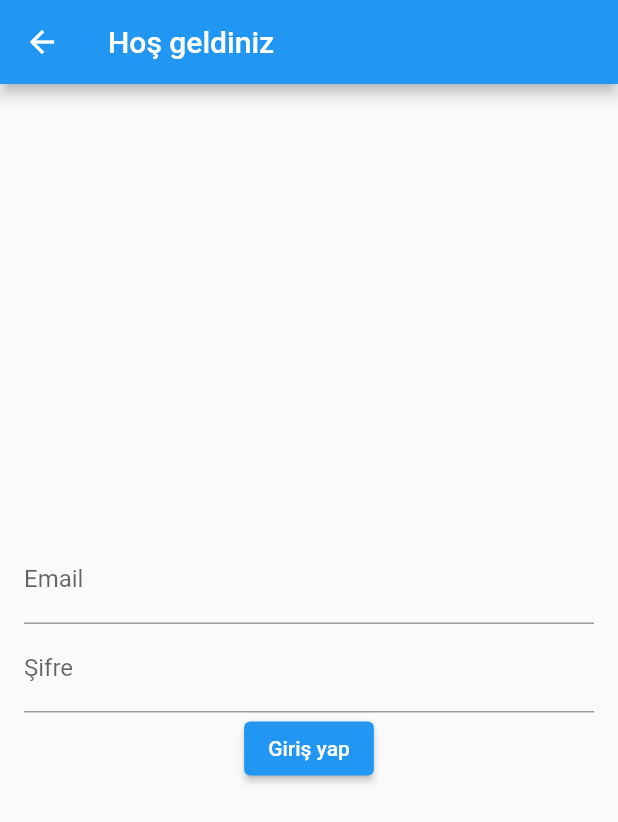
After one commit to ademclk/ceyehat-app, a Flutter app: the screen it shows after launch, after a tap on "Hoş geldiniz", on a phone screen of 412 x 824 dp. The commit adds this screen. Shown: the top 822 px of the screen. Run offline on Flutter 3.47's test engine with Material 2 defaults, Android fonts, the phone set to English and light mode, and no system bars; our stand-ins replace dartz, dio, flutter_riverpod; network calls fail.

Commit message:
Architecture folders and files

```diff
--- /dev/null
+++ b/lib/core/extensions/context_extension.dart
@@ -0,0 +1,5 @@
+import 'package:flutter/material.dart';
+
+extension ContextExtension on BuildContext{
+  Future<T?> push<T>(Widget widget) => Navigator.of(this).push<T>(MaterialPageRoute(builder:(context) => widget));
+}
--- a/lib/presentation/app.dart
+++ b/lib/presentation/app.dart
@@ -1,3 +1,4 @@
+import 'package:ceyehat_app/presentation/screens/auth/view/welcome_view.dart';
 import 'package:ceyehat_app/presentation/screens/navigation/view/navigation_view.dart';
 import 'package:flutter/material.dart';
 
@@ -12,7 +13,7 @@ class _AppState extends State<App> {
   @override
   Widget build(BuildContext context) {
     return MaterialApp(
-      home: const NavigationView(),
+      home: const WelcomeView(),
       theme: ThemeData.light(),
     );
   }
--- /dev/null
+++ b/lib/presentation/screens/auth/view/login_view.dart
@@ -0,0 +1,52 @@
+import 'package:ceyehat_app/core/extensions/context_extension.dart';
+import 'package:ceyehat_app/presentation/screens/home/view/home_view.dart';
+import 'package:ceyehat_app/presentation/screens/navigation/view/navigation_view.dart';
+import 'package:flutter/material.dart';
+
+class LoginView extends StatefulWidget {
+  const LoginView({Key? key}) : super(key: key);
+
+  @override
+  State<LoginView> createState() => _LoginViewState();
+}
+
+class _LoginViewState extends State<LoginView> {
+  final TextEditingController _emailController = TextEditingController();
+  final TextEditingController _passwordController = TextEditingController();
+
+  @override
+  Widget build(BuildContext context) {
+    return Scaffold(
+      appBar: AppBar(
+        title: const Text("Hoş geldiniz"),
+      ),
+      body: Padding(
+        padding: const EdgeInsets.all(16.0),
+        child: Column(
+          mainAxisAlignment: MainAxisAlignment.center,
+          children: [
+            TextField(
+              controller: _emailController,
+              decoration: const InputDecoration(
+                labelText: "Email",
+              ),
+              keyboardType: TextInputType.emailAddress,
+            ),
+            TextField(
+              controller: _passwordController,
+              decoration: const InputDecoration(
+                labelText: "Şifre",
+              ),
+              obscureText: true,  // This hides the password
+              keyboardType: TextInputType.visiblePassword,
+            ),
+            ElevatedButton(
+              child: Text("Giriş yap"),
+              onPressed: () => context.push(const NavigationView()),
+            ),
+          ],
+        ),
+      ),
+    );
+  }
+}
--- /dev/null
+++ b/lib/presentation/screens/auth/view/welcome_view.dart
@@ -0,0 +1,42 @@
+import 'package:ceyehat_app/core/extensions/context_extension.dart';
+import 'package:ceyehat_app/presentation/screens/auth/view/login_view.dart';
+import 'package:flutter/material.dart';
+
+class WelcomeView extends StatefulWidget {
+  const WelcomeView({Key? key}) : super(key: key);
+
+  @override
+  State<WelcomeView> createState() => _WelcomeViewState();
+}
+
+class _WelcomeViewState extends State<WelcomeView> {
+  @override
+  Widget build(BuildContext context) {
+    return Scaffold(
+      body: Container(
+        decoration: const BoxDecoration(
+          color: Colors.blueAccent,
+          image: DecorationImage(
+            image: AssetImage("assets/images/welcome_background.jpeg"),
+            fit: BoxFit.fitHeight
+          )
+        ),
+        child: Center(
+          child: Container(
+            alignment: Alignment.bottomCenter,
+            margin: const EdgeInsets.only(bottom: 160),
+            child: ElevatedButton(
+              style: ElevatedButton.styleFrom(fixedSize: const Size(300, 50)),
+              child: Text("Hoş geldiniz",
+                  style: Theme.of(context).textTheme.headline5?.copyWith(
+                      color: Colors.white,
+                      fontWeight: FontWeight.bold,
+                      fontSize: 24)),
+              onPressed: () => context.push(const LoginView()),
+              ),
+            ),
+          ),
+        ),
+      );
+  }
+}
```
Also changed, not shown: lib/presentation/screens/home/view/home_view.dart (+5 -5 lines), lib/presentation/screens/seat/view/seat_selection_view.dart (+38 -21 lines), pubspec.yaml (+4 -3 lines), assets/images/welcome_background.jpeg (added), lib/presentation/screens/auth/view/register_view.dart (added), pubspec.lock.
